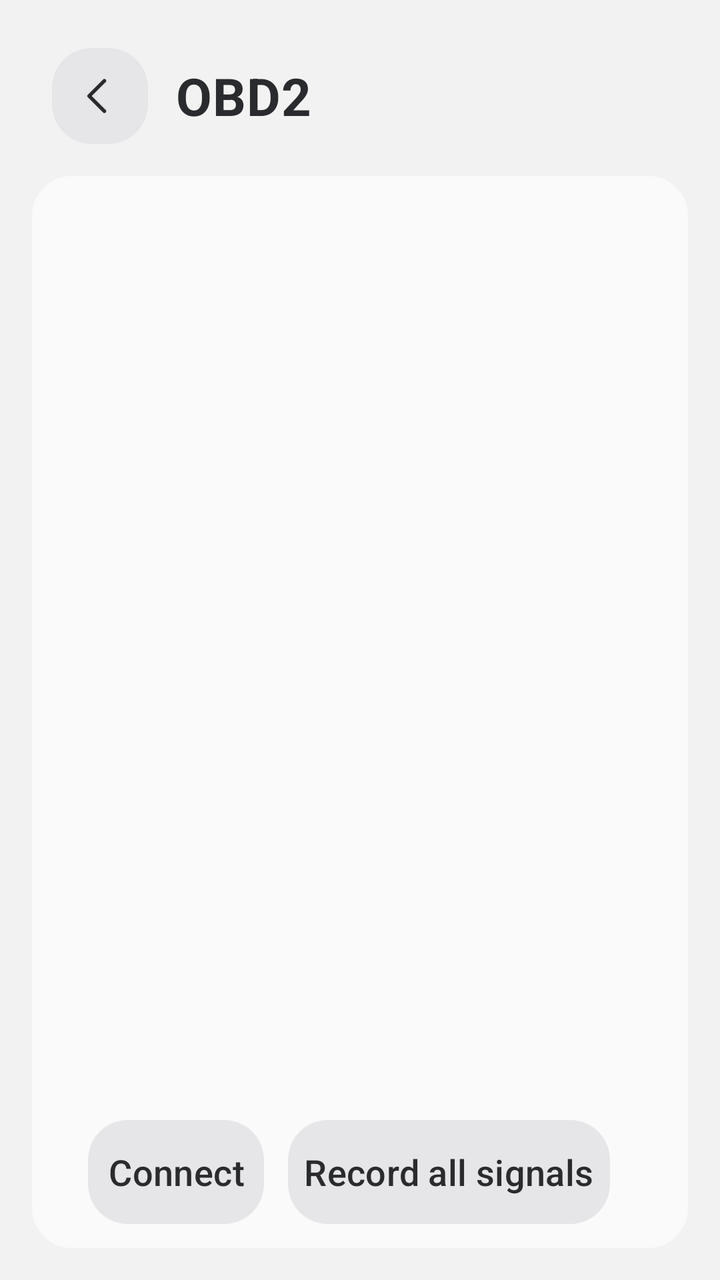
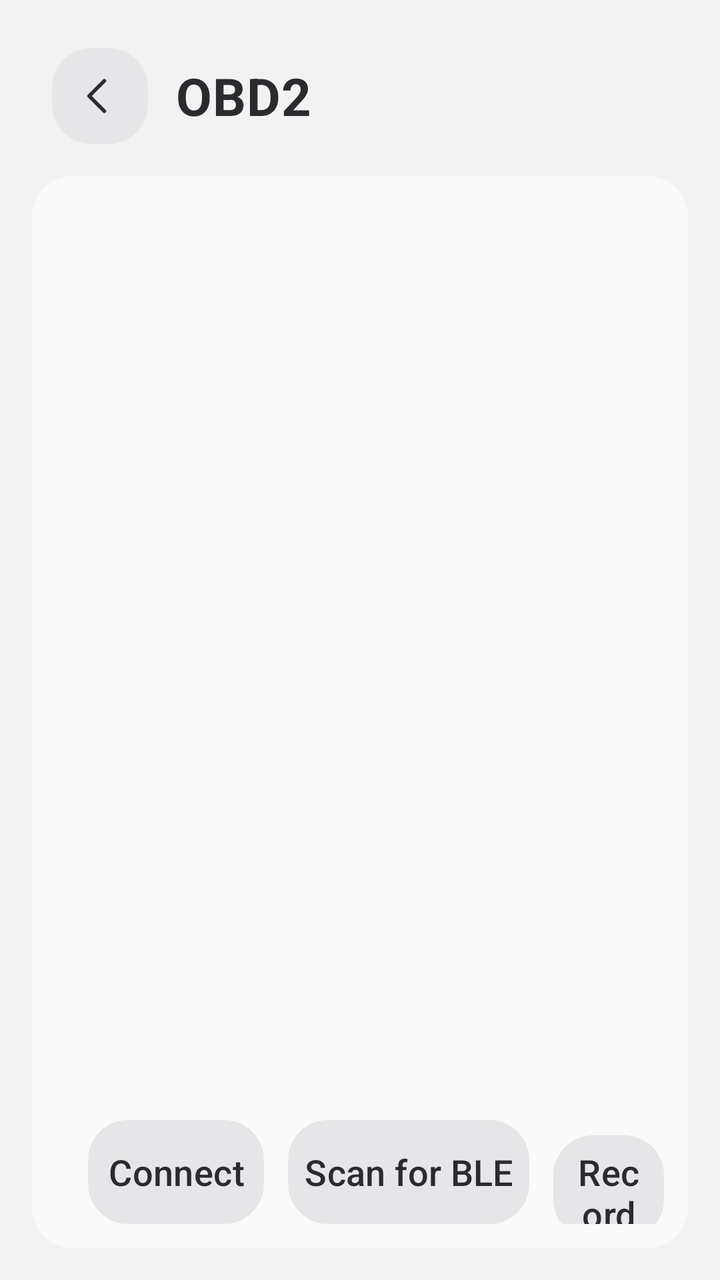

Compare the two renders of this Android layout. The source of the first and the diff that turns it into the second are given below.
<!-- AndroidManifest.xml: activity theme Theme.Cam -->
<!-- res/layout/activity_obd.xml -->
<?xml version="1.0" encoding="utf-8"?>
<LinearLayout
    xmlns:android="http://schemas.android.com/apk/res/android"
    xmlns:app="http://schemas.android.com/apk/res-auto"
    android:layout_width="match_parent"
    android:layout_height="match_parent"
    android:background="@color/bg"
    android:orientation="vertical"
    android:padding="16dp">
    <LinearLayout
        android:layout_width="match_parent"
        android:layout_height="@dimen/title_bar_height"
        android:gravity="center_vertical"
        android:orientation="horizontal"
        android:paddingStart="10dp"
        android:paddingEnd="16dp">
        <com.google.android.material.button.MaterialButton
            android:id="@+id/obd_back"
            style="@style/Widget.Cam.IconButton"
            android:layout_width="@dimen/icon_button_size"
            android:layout_height="@dimen/icon_button_size"
            android:contentDescription="@string/action_back"
            app:icon="@drawable/ic_back" />
        <TextView
            android:layout_width="0dp"
            android:layout_height="wrap_content"
            android:layout_marginStart="14dp"
            android:layout_weight="1"
            android:text="@string/obd_title"
            android:textAppearance="@style/TextAppearance.Cam.Title"
            android:textColor="@color/text_primary"
            android:textStyle="bold" />
    </LinearLayout>
    <LinearLayout
        android:layout_width="match_parent"
        android:layout_height="0dp"
        android:layout_weight="1"
        android:layout_marginTop="8dp"
        android:background="@drawable/bg_surface_card"
        android:orientation="vertical"
        android:padding="12dp">
        <TextView
            android:id="@+id/obd_status"
            android:layout_width="match_parent"
            android:layout_height="wrap_content"
            android:paddingStart="16dp"
            android:paddingTop="12dp"
            android:paddingEnd="16dp"
            android:paddingBottom="8dp"
            android:textAppearance="@style/TextAppearance.Cam.Caption"
            android:textColor="@color/text_secondary" />
        <ScrollView
            android:layout_width="match_parent"
            android:layout_height="0dp"
            android:layout_weight="1"
            android:fillViewport="true">
            <LinearLayout
                android:id="@+id/obd_list"
                android:layout_width="match_parent"
                android:layout_height="wrap_content"
                android:orientation="vertical"
                android:paddingBottom="24dp" />
        </ScrollView>
        
        <LinearLayout
            android:layout_width="match_parent"
            android:layout_height="wrap_content"
            android:layout_marginTop="8dp"
            android:orientation="horizontal"
            android:paddingStart="16dp">
            <com.google.android.material.button.MaterialButton
                android:id="@+id/obd_connect"
                style="@style/Widget.Cam.RailSmall"
                android:layout_width="wrap_content"
                android:layout_height="52dp"
                android:text="@string/obd_connect" />
            <com.google.android.material.button.MaterialButton
                android:id="@+id/obd_record"
                style="@style/Widget.Cam.RailSmall"
                android:layout_width="wrap_content"
                android:layout_height="52dp"
                android:layout_marginStart="12dp"
                android:text="@string/obd_record" />
            <com.google.android.material.button.MaterialButton
                android:id="@+id/obd_live_window"
                style="@style/Widget.Cam.RailSmall"
                android:layout_width="wrap_content"
                android:layout_height="52dp"
                android:layout_marginStart="12dp"
                android:text="@string/obd_live_show"
                android:visibility="gone" />
            <com.google.android.material.button.MaterialButton
                android:id="@+id/obd_read_codes"
                style="@style/Widget.Cam.RailSmall"
                android:layout_width="wrap_content"
                android:layout_height="52dp"
                android:layout_marginStart="12dp"
                android:text="@string/obd_codes_read"
                android:visibility="gone" />
        </LinearLayout>
    </LinearLayout>
</LinearLayout>
<!-- resources referenced by this layout -->
<resources>
  <color name="bg">#FFF2F2F3</color>
  <color name="text_primary">#FF2A2B2E</color>
  <color name="text_secondary">#FF76787D</color>
  <dimen name="icon_button_size">48dp</dimen>
  <dimen name="title_bar_height">64dp</dimen>
  <!-- drawable bg_surface_card (drawable) -->
  <?xml version="1.0" encoding="utf-8"?>
  <shape xmlns:android="http://schemas.android.com/apk/res/android" android:shape="rectangle">
      <solid android:color="@color/surface" />
      <corners android:radius="@dimen/corner_radius" />
  </shape>
  <string name="action_back">Back</string>
  <string name="obd_codes_read">Read trouble codes</string>
  <string name="obd_connect">Connect</string>
  <string name="obd_live_show">Show live signals</string>
  <string name="obd_record">Record all signals</string>
  <string name="obd_title">OBD2</string>
  <style name="TextAppearance.Cam.Caption">
          <item name="android:textSize">@dimen/text_caption</item>
      </style>
  <style name="TextAppearance.Cam.Title">
          <item name="android:textSize">@dimen/text_title</item>
          <item name="android:fontFamily">sans-serif-medium</item>
      </style>
  <style name="Widget.Cam.IconButton" parent="Widget.Cam.RailTile">
          <item name="iconGravity">textStart</item>
          <item name="iconPadding">0dp</item>
          <item name="iconSize">26dp</item>
          <item name="android:minWidth">0dp</item>
          <item name="android:minHeight">0dp</item>
          <item name="android:paddingLeft">0dp</item>
          <item name="android:paddingRight">0dp</item>
      </style>
  <style name="Widget.Cam.RailSmall" parent="Widget.Cam.RailTile">
          <item name="iconGravity">textStart</item>
          <item name="iconSize">26dp</item>
          <item name="android:textSize">@dimen/text_body</item>
      </style>
  <style name="Theme.Cam" parent="Base.Theme.Cam" />
  <color name="surface">#FFFAFAFB</color>
  <dimen name="corner_radius">20dp</dimen>
  <dimen name="text_caption">16sp</dimen>
  <dimen name="text_title">26sp</dimen>
  <dimen name="text_body">18sp</dimen>
  <color name="sunken">#FFE6E6E8</color>
  <color name="nav_ripple_color">#1F2A2B2E</color>
  <color name="energy">#FFF0622D</color>
  <color name="on_energy">#FFFFFFFF</color>
  <color name="energy_quiet">#FFFDEDE6</color>
  <color name="energy_text">#FFC9491A</color>
  <color name="recording">#FFE0393E</color>
  <style name="Widget.Cam.Switch" parent="Widget.AppCompat.CompoundButton.Switch">
          <item name="android:thumb">@drawable/pref_switch_thumb</item>
          <item name="track">@drawable/pref_switch_track</item>
          <item name="switchMinWidth">56dp</item>
          <item name="android:background">@null</item>
      </style>
  <color name="line">#FFDDDDE0</color>
  <style name="AlertDialogButton" parent="Widget.Material3.Button.TextButton.Dialog">
          <item name="android:textColor">@color/energy_text</item>
          <item name="android:textSize">@dimen/text_row</item>
      </style>
  <style name="MaterialAlertDialog.Cam.Title" parent="MaterialAlertDialog.Material3.Title.Text">
          <item name="android:textSize">@dimen/text_title</item>
      </style>
  <style name="MaterialAlertDialog.Cam.Body" parent="MaterialAlertDialog.Material3.Body.Text">
          <item name="android:textSize">@dimen/text_row</item>
      </style>
  <!-- drawable pref_switch_track (drawable) -->
  <?xml version="1.0" encoding="utf-8"?>
  <shape xmlns:android="http://schemas.android.com/apk/res/android"
      android:shape="rectangle">
      <corners android:radius="9dp" />
      <size
          android:width="56dp"
          android:height="30dp" />
      <solid android:color="@color/pref_switch_track" />
  </shape>
  <dimen name="text_row">21sp</dimen>
  <!-- unchanged entries left out for length: 6 -->
</resources>

<!-- the commit's change to res/layout/activity_obd.xml (unified diff, before → after) -->
@@ -75,6 +75,13 @@
                 android:layout_height="52dp"
                 android:text="@string/obd_connect" />
             <com.google.android.material.button.MaterialButton
+                android:id="@+id/obd_scan"
+                style="@style/Widget.Cam.RailSmall"
+                android:layout_width="wrap_content"
+                android:layout_height="52dp"
+                android:layout_marginStart="12dp"
+                android:text="@string/obd_scan" />
+            <com.google.android.material.button.MaterialButton
                 android:id="@+id/obd_record"
                 style="@style/Widget.Cam.RailSmall"
                 android:layout_width="wrap_content"
<!-- resource entries referenced after the edit -->
@@ -16,6 +16,7 @@
   <string name="obd_connect">Connect</string>
   <string name="obd_live_show">Show live signals</string>
   <string name="obd_record">Record all signals</string>
+  <string name="obd_scan">Scan for BLE</string>
   <string name="obd_title">OBD2</string>
   <style name="TextAppearance.Cam.Caption">
           <item name="android:textSize">@dimen/text_caption</item>
